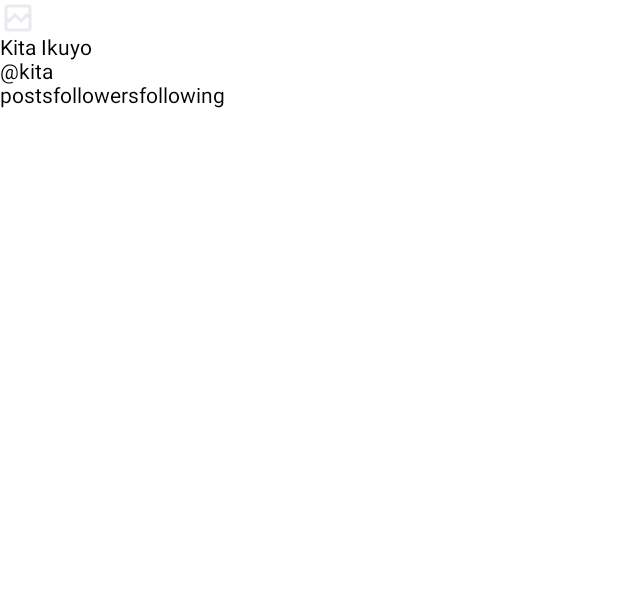
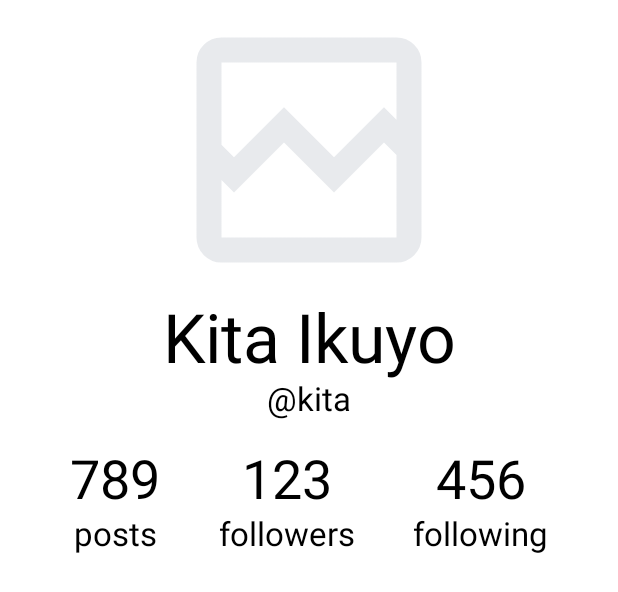
Before and after one commit to azusalad/Isosta, an Android app built with Jetpack Compose: the @Preview function UserBioPreview, on a phone screen of 412 x 824 dp. Shown: the top 592 px of the screen. Run offline under Robolectric (Android 15) with nearby library versions, the phone set to English and light mode, and no system bars; network calls fail; pictures from the network do not load.

Commit message:
Updated UserBio(). * Added StatText() for showing user stats like number of posts, followers, and following.
* Modified the column settings in UserBio() and modified the text stuff.

```diff
--- a/app/src/main/java/com/example/isosta/ui/screens/UserScreen.kt
+++ b/app/src/main/java/com/example/isosta/ui/screens/UserScreen.kt
@@ -1,14 +1,18 @@
 package com.example.isosta.ui.screens
 
+import androidx.compose.foundation.layout.Arrangement
 import androidx.compose.foundation.layout.Column
 import androidx.compose.foundation.layout.Row
 import androidx.compose.foundation.layout.Spacer
 import androidx.compose.foundation.layout.fillMaxSize
+import androidx.compose.foundation.layout.fillMaxWidth
 import androidx.compose.foundation.layout.height
 import androidx.compose.foundation.layout.padding
+import androidx.compose.foundation.layout.size
 import androidx.compose.foundation.lazy.LazyColumn
 import androidx.compose.foundation.lazy.items
 import androidx.compose.foundation.shape.CircleShape
+import androidx.compose.material3.MaterialTheme
 import androidx.compose.runtime.Composable
 import androidx.compose.ui.Modifier
 import androidx.compose.ui.draw.clip
@@ -20,6 +24,7 @@ import coil.request.ImageRequest
 import com.example.isosta.R
 import com.example.isosta.model.IsostaUser
 import androidx.compose.material3.Text
+import androidx.compose.ui.Alignment
 import androidx.compose.ui.tooling.preview.Preview
 import androidx.compose.ui.unit.dp
 import com.example.isosta.model.IsostaComment
@@ -68,7 +73,11 @@ fun UserBio(
     followingCount: Int,
     modifier: Modifier = Modifier
 ) {
-    Column {
+    Column(
+        verticalArrangement = Arrangement.SpaceBetween,
+        horizontalAlignment = Alignment.CenterHorizontally,
+        modifier = modifier.fillMaxWidth()
+    ) {
         // Profile picture
         AsyncImage(
             model = ImageRequest.Builder(context = LocalContext.current)
@@ -81,21 +90,50 @@ fun UserBio(
             contentDescription = "Profile picture",
             contentScale = ContentScale.Fit,
             modifier = Modifier
-                .clip(CircleShape),
+                .clip(CircleShape).size(200.dp),
         )
         // User name
         Text(
-            text = "Kita Ikuyo"
+            text = user.profileName,
+            style = MaterialTheme.typography.displayMedium,
         )
         // User handle
         Text(
-            text = "@kita"
+            text = user.profileHandle,
+            style = MaterialTheme.typography.titleLarge,
         )
-        Row {
-            Text("posts")
-            Text("followers")
-            Text("following")
+        Spacer(
+            modifier = modifier.height(10.dp)
+        )
+        Row(
+            horizontalArrangement = Arrangement.SpaceEvenly,
+            modifier = Modifier.fillMaxWidth().padding(8.dp)
+        ) {
+            StatText(topText = postCount.toString(), bottomText = "posts")
+            StatText(topText = followerCount.toString(), bottomText = "followers")
+            StatText(topText = followingCount.toString(), bottomText = "following")
         }
+    }
+}
+
+@Composable
+fun StatText(
+    topText: String,
+    bottomText: String,
+    modifier: Modifier = Modifier
+) {
+    Column(
+        horizontalAlignment = Alignment.CenterHorizontally,
+        modifier = modifier
+    ) {
+        Text(
+            text = topText,
+            style = MaterialTheme.typography.displaySmall,
+        )
+        Text(
+            text = bottomText,
+            style = MaterialTheme.typography.titleLarge,
+        )
     }
 }
 
```
